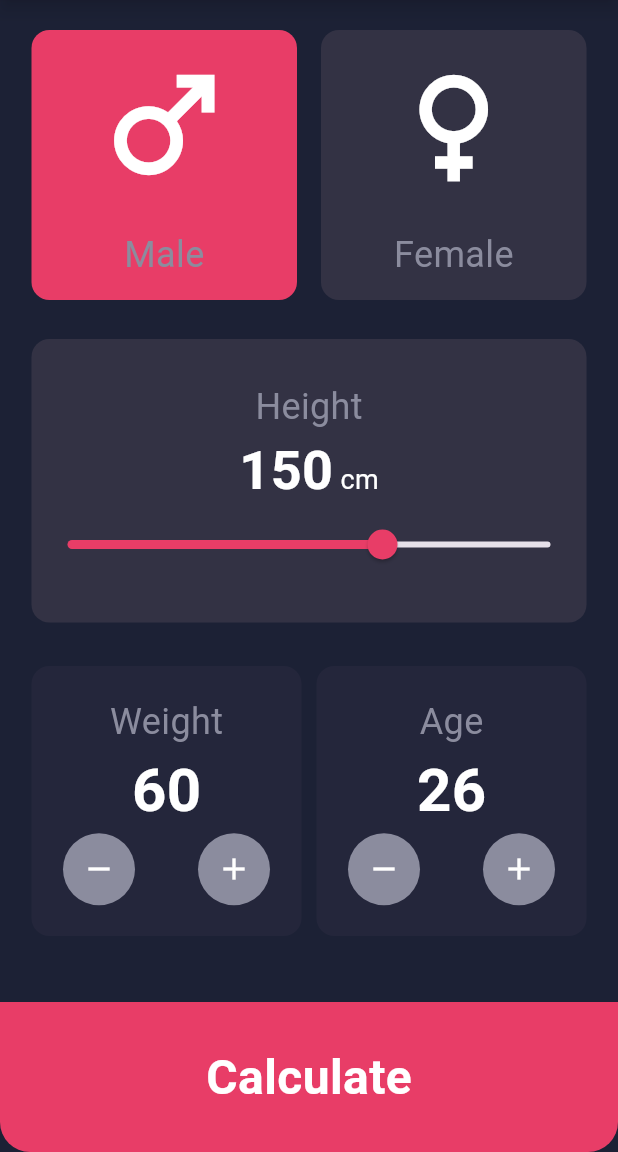
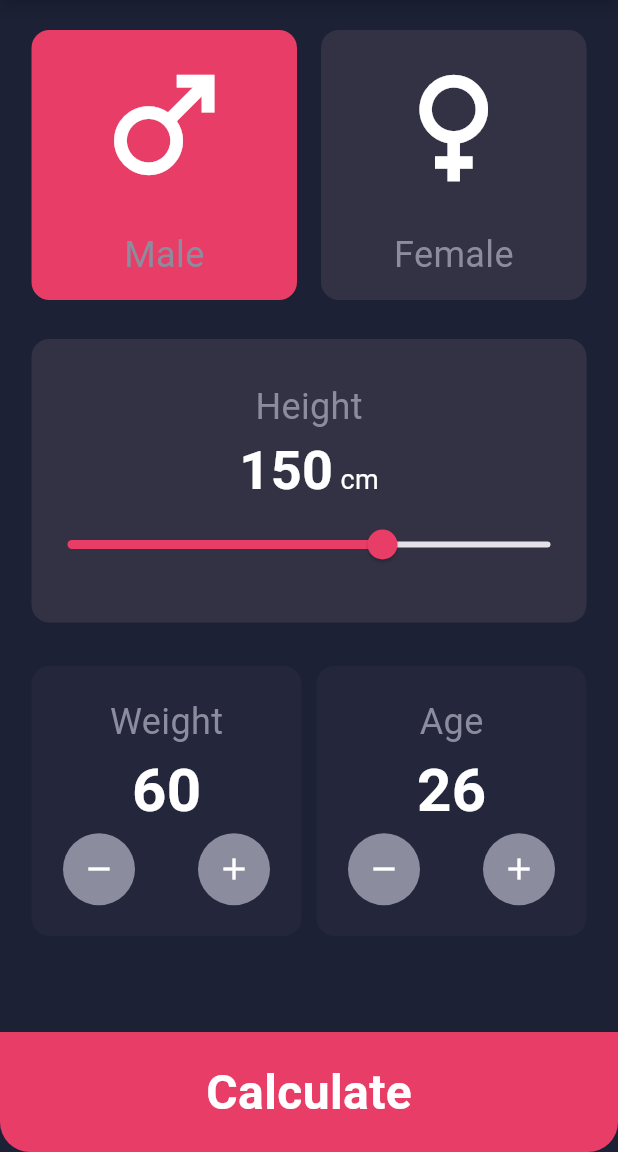
Before and after one commit to AmrReda92/BMI-APP, a Flutter app: the screen it shows after launch, on a phone screen of 412 x 824 dp, the part 84-1236 px from its top. Run offline on Flutter 3.47's test engine with Material 3 defaults, Android fonts, the phone set to English and light mode, and no system bars.

Commit message:
finish and release apk app

```diff
--- a/lib/screens/home_screen.dart
+++ b/lib/screens/home_screen.dart
@@ -169,29 +169,32 @@ class _HomeScreenState extends State<HomeScreen> {
                           children: [
 
                             CircleAvatar(
-                              backgroundColor: Color(0xff8B8C9E),
+                              backgroundColor: const Color(0xff8B8C9E),
                               radius: 24,
-                              child: InkWell(
-                                onTap: (){
+                              child: IconButton(
+                                icon: const Icon(Icons.remove, color: Colors.white),
+                                onPressed: () {
                                   setState(() {
                                     weight--;
                                   });
                                 },
-                                  child: Icon(Icons.remove,color: Colors.white,)
                               ),
                             ),
+
                             SizedBox(width: 42,),
                             CircleAvatar(
-                              backgroundColor: Color(0xff8B8C9E),
+                              backgroundColor: const Color(0xff8B8C9E),
                               radius: 24,
-                              child: InkWell(
-                                onTap: (){
+                              child: IconButton(
+                                icon: const Icon(Icons.add, color: Colors.white),
+                                onPressed: () {
                                   setState(() {
-                                    weight++;
+                                    weight--;
                                   });
                                 },
-                                  child: Icon(Icons.add,color: Colors.white,)),
                               ),
+                            ),
+
                           ],
                         ),
                       ],
@@ -221,27 +224,30 @@ class _HomeScreenState extends State<HomeScreen> {
                           mainAxisAlignment: MainAxisAlignment.center,
                           children: [
                             CircleAvatar(
-                              backgroundColor: Color(0xff8B8C9E),
+                              backgroundColor: const Color(0xff8B8C9E),
                               radius: 24,
-                              child: InkWell(
-                                onTap: (){
+                              child: IconButton(
+                                icon: const Icon(Icons.remove, color: Colors.white),
+                                onPressed: () {
                                   setState(() {
                                     age--;
                                   });
                                 },
-                                  child: Icon(Icons.remove,color: Colors.white,)),
                               ),
+                            ),
+
                             SizedBox(width: 42,),
                             CircleAvatar(
-                            backgroundColor: Color(0xff8B8C9E),
+                              backgroundColor: const Color(0xff8B8C9E),
                               radius: 24,
-                            child: InkWell(
-                              onTap: (){
+                              child: IconButton(
+                                icon: const Icon(Icons.add, color: Colors.white),
+                                onPressed: () {
                                   setState(() {
                                     age++;
                                   });
                                 },
-                                child: Icon(Icons.add,color: Colors.white,)),
+                              ),
                             ),
                           ],
                         ),
@@ -270,7 +276,7 @@ class _HomeScreenState extends State<HomeScreen> {
          },
         child:Container(
           alignment: Alignment.center,
-          height: 100,
+          height: 80,
           width: double.infinity,
           decoration:BoxDecoration(
             borderRadius: BorderRadius.only(bottomLeft: Radius.circular(20),bottomRight: Radius.circular(20)),
--- a/lib/screens/result_screen.dart
+++ b/lib/screens/result_screen.dart
@@ -5,7 +5,7 @@ import 'package:flutter/material.dart';
 class ResultScreen extends StatefulWidget {
   final height ;
   final weight;
-   ResultScreen({super.key,required this.weight,required this.height});
+  const ResultScreen({super.key,required this.weight,required this.height});
 
   ResultInfo bmiText (double value){
     if(value<=18.4) {
```
Also changed, not shown: 22 other files. Lines whose indentation alone changed are shown as unchanged.
